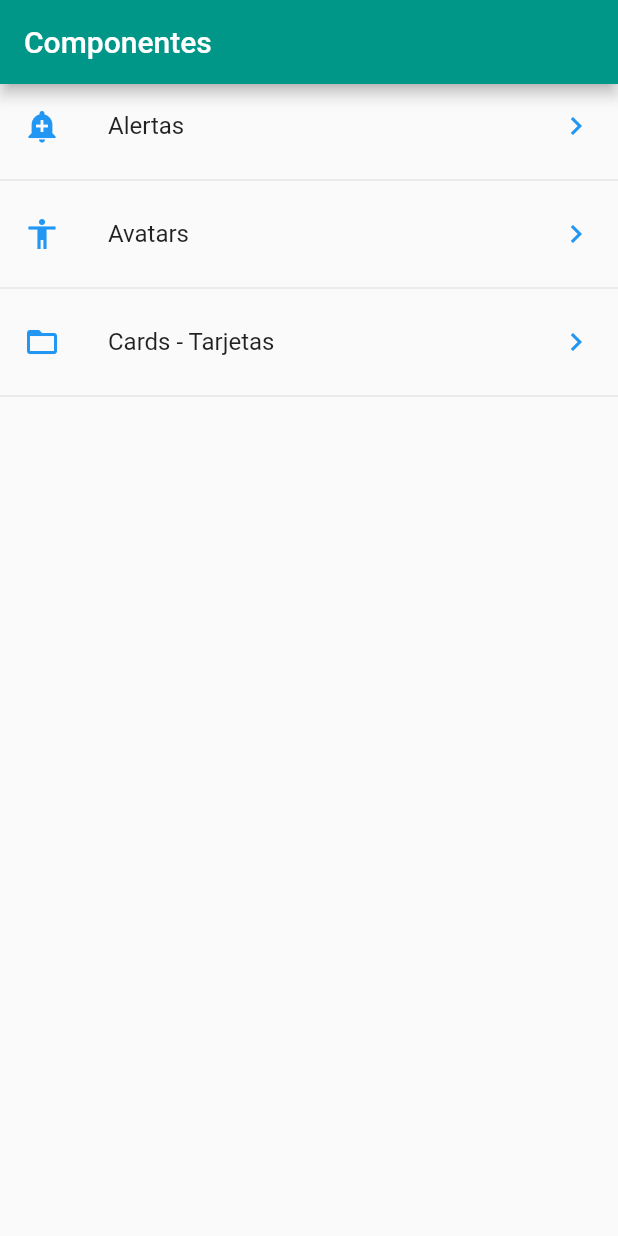
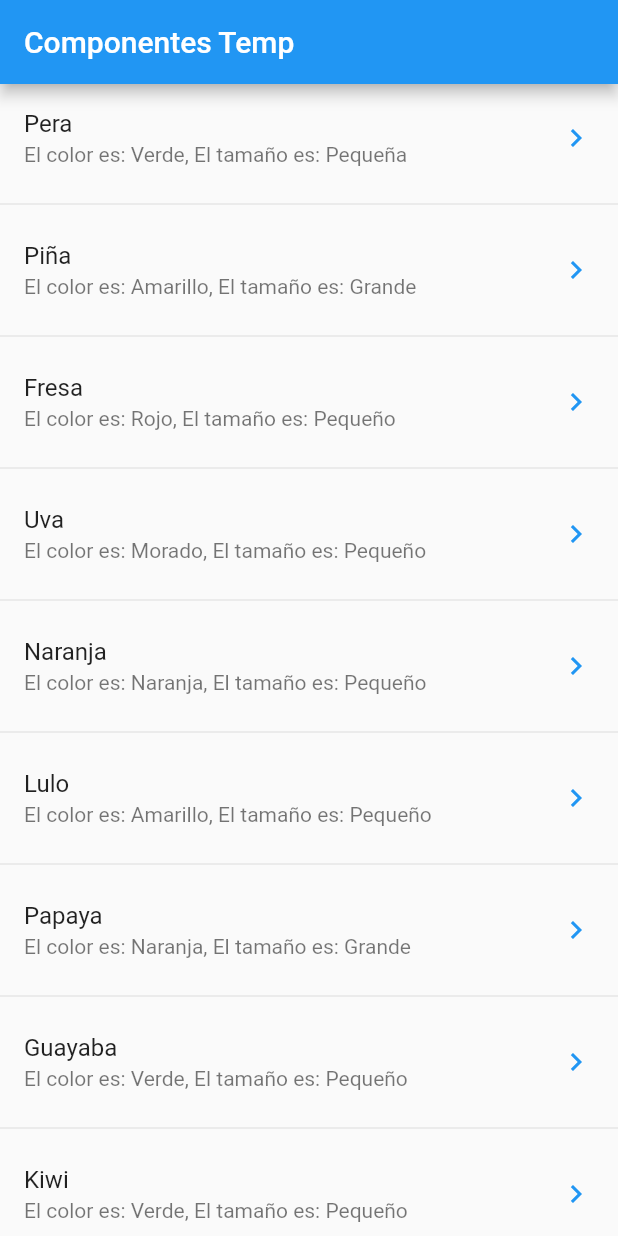
Before and after one commit to juancr5/Demo-Flutter, a Flutter app: the screen it shows after launch, on a phone screen of 412 x 824 dp. Run offline on Flutter 3.47's test engine with Material 2 defaults, Android fonts, the phone set to English and light mode, and no system bars.

Commit message:
Update List

```diff
--- a/data/menu_opts.json
+++ /dev/null
@@ -1,20 +0,0 @@
-{
-    "nombreApp" : "Componentes",
-    "rutas" : [
-        {
-            "ruta" : "alert",
-            "icon" : "add_alert",
-            "texto": "Alertas"
-        },
-        {
-            "ruta" : "avatar",
-            "icon" : "accessibility",
-            "texto": "Avatars"
-        },
-        {
-            "ruta" : "card",
-            "icon" : "folder_open",
-            "texto": "Cards - Tarjetas"
-        }
-    ]
-}
--- a/lib/main.dart
+++ b/lib/main.dart
@@ -1,5 +1,4 @@
-import 'package:json_file/pages/default_page.dart';
-import 'package:json_file/routes/routes.dart';
+import 'pages/home_temp.dart';
 import 'package:flutter/material.dart';
 
 void main() => runApp(MyApp());
@@ -8,28 +7,14 @@ class MyApp extends StatelessWidget {
   @override
   Widget build(BuildContext context) {
     return MaterialApp(
-        title: 'Componentes APP',
-        debugShowCheckedModeBanner: false, //Quitar el logo de debug en la esquina superior
+      title: 'Componentes APP',
+      debugShowCheckedModeBanner: false, //Quitar el logo de debug en la esquina superior
 
-        //Tema de la Aplicacion
-        theme: ThemeData(
-          primarySwatch: Colors.teal,
-        ),
+      theme: ThemeData(
+        primarySwatch: Colors.blue,
+      ),
 
-        //home: HomePage()
-
-        initialRoute: '/',
-        //Importar las rutas de la aplicacion desde routes/routes.dart
-        routes: getApplicationRoutes(),
-
-        //Cualquier pagina que no este dentro del archivo rutas cargara
-        onGenerateRoute: (RouteSettings settings) {
-          print('Ruta Llamada: ${settings.name}');
-          return MaterialPageRoute(
-              builder: ( BuildContext context ) => DefaultPage()
-          );
-        },
-
+      home: HomePageTemp()
     );
   }
 }
--- a/lib/pages/home_page.dart
+++ /dev/null
@@ -1,72 +0,0 @@
-import 'package:flutter/material.dart';
-import 'package:json_file/providers/menu_provider.dart';
-import 'package:json_file/utils/icono_string_util.dart';
-
-class HomePage extends StatelessWidget {
-
-  @override
-  Widget build(BuildContext context) {
-    return Scaffold(
-      appBar: AppBar(
-        title: Text('Componentes'),
-      ),
-      body: _lista(),
-    );
-  }
-
-  Widget _lista() {
-
-    return FutureBuilder(
-      future: menuProvider.cargarData(),
-      initialData: [], // Informacion que va a tener por defecto mientras no sea resuelto el future
-
-      // Funcion que recibe por argumento el BuilContext
-      builder: ( context, AsyncSnapshot<List<dynamic>> snapshot ) {
-        //print(snapshot.data);
-
-          return ListView(
-            children: _listaItem(snapshot.data, context),
-          );
-      },
-    );
-
-    //print(menuProvider.opciones);
-    /* Este codigo se puede reemplazar por un Future Builder
-    menuProvider.cargarData().then( (opciones) {
-      print('_lista');
-      print(opciones);
-    });
-    */
-  }
-
-  List<Widget> _listaItem( List<dynamic>? data, BuildContext context) {
-
-    final List<Widget> opciones = [];
-
-      data!.forEach((opt) {
-
-        final widgetTemp = ListTile(
-          title: Text(opt['texto']),
-          leading: getIcon(opt['icon']),
-          trailing: Icon(Icons.keyboard_arrow_right, color: Colors.blue),
-          onTap: () {
-
-            // Abrir multiples paginas segun la ruta
-            Navigator.pushNamed(context, opt['ruta']);
-
-            /* Abrir una pagina individual
-            final route = MaterialPageRoute(
-              builder: (context) => AlertPage()
-          );
-          Navigator.push(context, route);
-          */
-
-          },
-        );
-        opciones..add(widgetTemp)
-          ..add(Divider());
-      });
-
-      return opciones;
-    }
-}
--- /dev/null
+++ b/lib/pages/home_temp.dart
@@ -0,0 +1,110 @@
+import 'package:flutter/material.dart';
+
+class HomePageTemp extends StatelessWidget {
+
+  //Lista de Frutas
+  final frutasList = ['Pera',
+    'Piña', 'Manzana', 'Fresa', 'Uva', 'Papaya', 'Naranja', 'Lulo', 'Kiwi', 'Mandarina', 'Coco', 'Mora', 'Guayaba'
+  ];
+
+  //Mapa de Frutas
+  Map<String, dynamic> frutasMap = {
+    // Key:    Value
+    'Frutas' : [
+      {"fruta" : "Pera", "color" : "Verde", "tamano": "Pequeña"},
+      {"fruta" : "Piña", "color" : "Amarillo", "tamano": "Grande"},
+      {"fruta" : "Fresa", "color" : "Rojo", "tamano": "Pequeño"},
+      {"fruta" : "Uva", "color" : "Morado", "tamano": "Pequeño"},
+      {"fruta" : "Naranja", "color" : "Naranja", "tamano": "Pequeño"},
+      {"fruta" : "Lulo", "color" : "Amarillo", "tamano": "Pequeño"},
+      {"fruta" : "Papaya", "color" : "Naranja", "tamano": "Grande"},
+      {"fruta" : "Guayaba", "color" : "Verde", "tamano": "Pequeño"},
+      {"fruta" : "Kiwi", "color" : "Verde", "tamano": "Pequeño"},
+      {"fruta" : "Coco", "color" : "Cafe", "tamano": "Grande"}
+      ]};
+
+  @override
+  Widget build(BuildContext context) {
+    return Scaffold(
+      appBar: AppBar(
+        title: Text('Componentes Temp'),
+      ),
+
+      body: ListView(
+          children: _crearItemsMapShort()
+      ),
+    );
+  }
+
+
+  // 01 Devuelve la Lista de Frutas
+  List<Widget> _crearItems() {
+    final lista = <Widget>[];
+
+    for (var fruta in frutasList) {
+      final tempWidget = ListTile(
+        title: Text(fruta),
+        subtitle:Text('Descripcion')
+      );
+      lista..add(tempWidget)..add(Divider());
+      /*
+      Esto es igual a hacer esto:
+      lista.add(tempWidget);
+      lista.add(Divider());
+       */
+    }
+    return lista;
+  }
+
+  // 02 Devuelve una Lista de la lista de Frutas
+  // Pagina de Iconos
+  // https://fonts.google.com/icons?selected=Material+Icons
+  List<Widget> _crearItemsShort() {
+    return frutasList.map((item) =>
+    ListTile(
+          title: Text(item + '!!'),
+          subtitle:Text('Descripcion'),
+          leading: Icon(Icons.dining_outlined), // Icono Iquierda
+          trailing: Icon(Icons.keyboard_arrow_right_sharp), // Icono Derecha
+      onTap: (){},
+      )
+    ).toList();
+  }
+
+  //03 Devuelve una lista del Mapa de Frutas
+  List<Widget> _crearItemsMap() {
+    List<dynamic> nombresFrutas = frutasMap['Frutas'];
+
+    print(nombresFrutas);
+    return nombresFrutas.map((fruta) =>
+        ListTile(
+            title: Text(fruta['fruta']),
+            subtitle: Text('El color es: ${fruta['color']}, El tamaño es: ${fruta['tamano']}'),
+            leading: FlutterLogo(),
+            onTap: () {},
+        )
+    ).toList();
+  }
+
+
+  //04 Devuelve una lista del Mapa de Frutas
+  List<Widget> _crearItemsMapShort() {
+
+    List<Widget> nombresFrutas =  <Widget>[];
+
+    frutasMap['Frutas'].forEach((fruta) {
+
+      final widgetTemp = ListTile(
+        title: Text(fruta['fruta']),
+        subtitle: Text('El color es: ${fruta['color']}, El tamaño es: ${fruta['tamano']}'),
+        trailing: Icon(Icons.keyboard_arrow_right, color: Colors.blue),
+        onTap: () {},
+      );
+      nombresFrutas..add(widgetTemp)
+        ..add(Divider());
+    });
+
+    return nombresFrutas;
+  }
+
+}
--- a/lib/providers/menu_provider.dart
+++ /dev/null
@@ -1,35 +0,0 @@
-//rootBundle me permite abrir el Json
-import 'package:flutter/services.dart' show rootBundle;
-import 'dart:convert';
-
-/*
-La decodificación JSON manual se refiere al uso del decodificador JSON incorporado en dart:convert.
-Implica pasar la cadena JSON sin procesar a la jsonDecode() función y luego buscar los valores que
-necesita en el archivo Map<String, dynamic>.
- */
-
-//Clase que hace el manejo al archivo Json
-final menuProvider = new _MenuProvider();
-
-class _MenuProvider {
-  List<dynamic> opciones = []; //Lista Vacia
-
-  _MenuProvider() { //Constructor
-    //cargarData();
-  }
-
-  /*
-  El cargarData debe esperar antes de que el await responda antes de finalizar el constructor
-   */
-  Future<List<dynamic>>cargarData() async  {
-
-  final resp = await rootBundle.loadString('data/menu_opts.json');
-      //.then((data) => print(data)); //Imprimir la informacion del Json atraves del future
-
-  Map dataMap = json.decode(resp); //Convierte el Json en un String
-  opciones = dataMap['rutas'];
-
-  return opciones;
-  }
-
-}
--- a/lib/routes/routes.dart
+++ /dev/null
@@ -1,12 +0,0 @@
-import 'package:flutter/material.dart';
-import 'package:json_file/pages/alert_page.dart';
-import 'package:json_file/pages/avatar_page.dart';
-import 'package:json_file/pages/home_page.dart';
-
-Map<String, WidgetBuilder> getApplicationRoutes() {
-  return <String, WidgetBuilder>{
-    '/'       : (BuildContext context) => HomePage(),
-    'alert'   : (BuildContext context) => AlertPage(),
-    'avatar'  : (BuildContext context) => AvatarPage(),
-  };
-}
--- a/lib/utils/icono_string_util.dart
+++ /dev/null
@@ -1,16 +0,0 @@
-import "package:flutter/material.dart";
-
-// Pagina de Iconos
-// https://fonts.google.com/icons?selected=Material+Icons
-final _icons = <String, IconData> {
-
-  'add_alert'         : Icons.add_alert,
-  'accessibility'     : Icons.accessibility,
-  'folder_open'       : Icons.folder_open,
-};
-
-Icon getIcon(String nombreIcono) {
-
-  return Icon(_icons[nombreIcono], color: Colors.blue);
-
-}
```
Also changed, not shown: lib/pages/alert_page.dart (deleted, +0 -23 lines), lib/pages/avatar_page.dart (deleted, +0 -23 lines), lib/pages/default_page.dart (deleted, +0 -27 lines), pubspec.yaml (+3 -4 lines), 10 other files.
